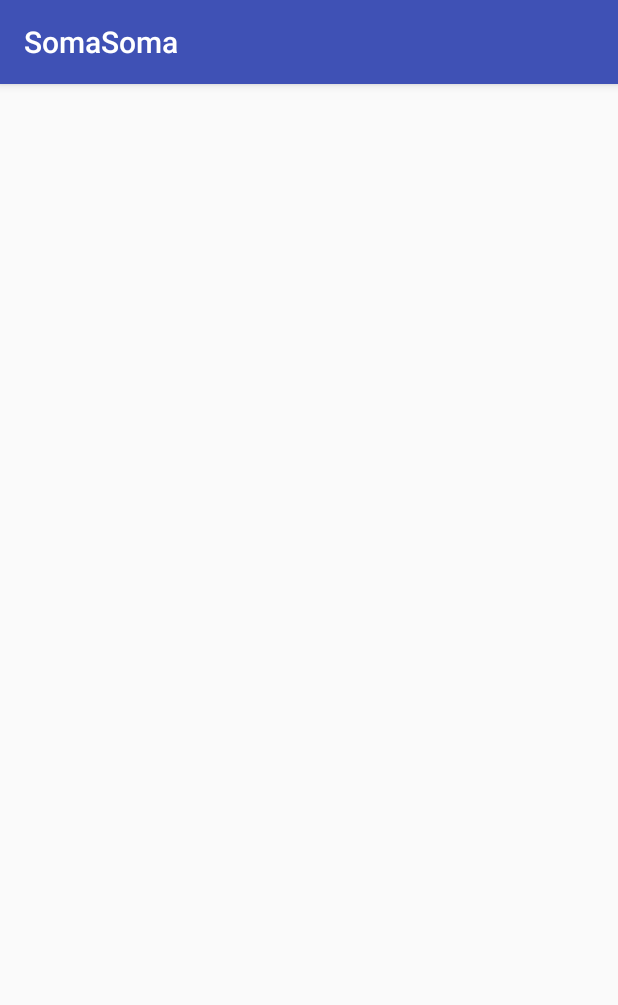
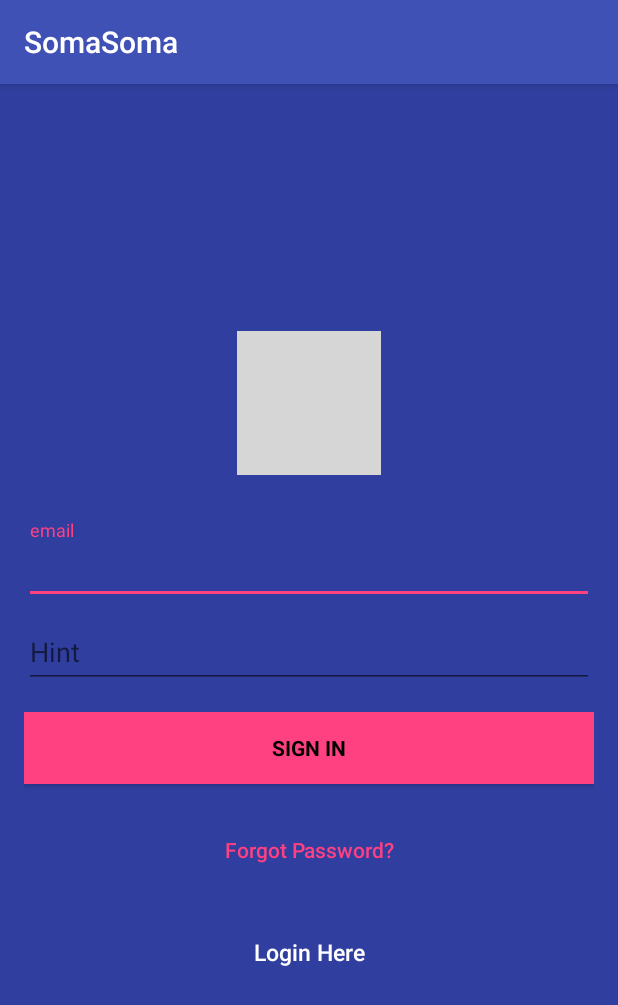
Before and after one commit to season-7/GIFTS-Android, an Android app: the MainActivity screen opened directly, with no data from a screen before it, on a phone screen of 412 x 824 dp. Shown: the top 1005 px of the screen. Run offline under Robolectric (Android 15) with nearby library versions, the phone set to English and light mode, and no system bars; grey boxes are pictures that could not be loaded.

Commit message:
signup interface,button on welcome screen to link to signup page

```diff
--- a/app/src/main/res/layout/activity_cool_text.xml
+++ b/app/src/main/res/layout/activity_cool_text.xml
@@ -21,6 +21,13 @@
         />
 
 
+    <Button
+        android:layout_width="wrap_content"
+        android:layout_height="wrap_content"
+        android:layout_below="@+id/typewriter"
+        android:text="login"/>
+
+
 
 
 </android.support.design.widget.CoordinatorLayout>
--- a/app/src/main/res/layout/activity_main.xml
+++ b/app/src/main/res/layout/activity_main.xml
@@ -1,12 +1,103 @@
 <?xml version="1.0" encoding="utf-8"?>
-<RelativeLayout xmlns:android="http://schemas.android.com/apk/res/android"
+<android.support.design.widget.CoordinatorLayout xmlns:android="http://schemas.android.com/apk/res/android"
+    xmlns:app="http://schemas.android.com/apk/res-auto"
     xmlns:tools="http://schemas.android.com/tools"
     android:layout_width="match_parent"
     android:layout_height="match_parent"
-    android:paddingBottom="@dimen/activity_vertical_margin"
-    android:paddingLeft="@dimen/activity_horizontal_margin"
-    android:paddingRight="@dimen/activity_horizontal_margin"
-    android:paddingTop="@dimen/activity_vertical_margin"
-    tools:context="com.example.mitchelle.somasoma.MainActivity">
+    android:fitsSystemWindows="true"
+    tools:context=".MainActivity">
 
-</RelativeLayout>
+    <LinearLayout
+        android:layout_width="fill_parent"
+        android:layout_height="fill_parent"
+        android:background="@color/colorPrimaryDark"
+        android:gravity="center"
+        android:orientation="vertical"
+        android:padding="@dimen/activity_horizontal_margin">
+
+
+        <ImageView
+            android:layout_width="wrap_content"
+            android:layout_height="wrap_content"
+            android:layout_gravity="center_horizontal"
+            android:layout_marginBottom="30dp"
+            android:src="@mipmap/gift" />
+
+        <android.support.design.widget.TextInputLayout
+            android:layout_width="match_parent"
+            android:layout_height="wrap_content">
+
+            <EditText
+                android:id="@+id/email"
+                android:layout_width="match_parent"
+                android:layout_height="wrap_content"
+                android:hint="email"
+                android:inputType="textEmailAddress"
+                android:maxLines="1"
+                android:singleLine="true"
+                android:textColor="@android:color/white" />
+
+        </android.support.design.widget.TextInputLayout>
+
+        <android.support.design.widget.TextInputLayout
+            android:layout_width="match_parent"
+            android:layout_height="wrap_content">
+
+            <EditText
+                android:id="@+id/password"
+                android:layout_width="match_parent"
+                android:layout_height="wrap_content"
+                android:focusableInTouchMode="true"
+                android:hint="Hint"
+                android:imeActionId="@+id/login"
+                android:imeOptions="actionUnspecified"
+                android:inputType="textPassword"
+                android:maxLines="1"
+                android:singleLine="true"
+                android:textColor="@android:color/white" />
+
+        </android.support.design.widget.TextInputLayout>
+
+        <Button
+            android:id="@+id/sign_up_button"
+            style="?android:textAppearanceSmall"
+            android:layout_width="match_parent"
+            android:layout_height="wrap_content"
+            android:layout_marginTop="16dp"
+            android:background="@color/colorAccent"
+            android:text="Sign In"
+            android:textColor="@android:color/black"
+            android:textStyle="bold" />
+
+        <Button
+            android:id="@+id/btn_reset_password"
+            android:layout_width="fill_parent"
+            android:layout_height="wrap_content"
+            android:layout_marginTop="20dip"
+            android:background="@null"
+            android:text="Forgot Password?"
+            android:textAllCaps="false"
+            android:textColor="@color/colorAccent" />
+
+        <!-- Link to Login Screen -->
+
+        <Button
+            android:id="@+id/sign_in_button"
+            android:layout_width="fill_parent"
+            android:layout_height="wrap_content"
+            android:layout_marginTop="20dip"
+            android:background="@null"
+            android:text="Login Here"
+            android:textAllCaps="false"
+            android:textColor="#FFF"
+            android:textSize="15dp" />
+    </LinearLayout>
+
+    <ProgressBar
+        android:id="@+id/progressBar"
+        android:layout_width="30dp"
+        android:layout_height="30dp"
+        android:layout_gravity="center|bottom"
+        android:layout_marginBottom="20dp"
+        android:visibility="gone" />
+</android.support.design.widget.CoordinatorLayout>
```
Also changed, not shown: 1 other file.
